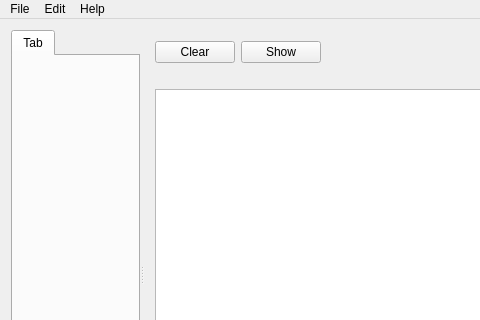
Above: src/softprojector.ui from SoftProjector/src before the change; both pictures show x 0 to 480 and y 0 to 320 of the 900 by 550 pixel window. Below: the same form after it.
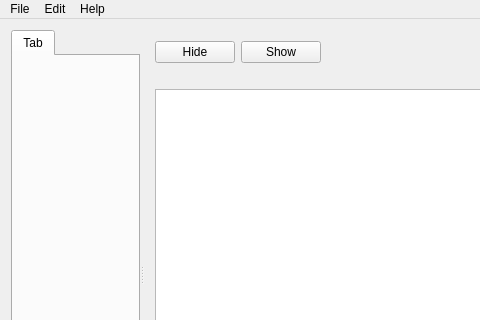
That is the form after the change.

Commit message: Renamed the "Clear" button to "Hide".

The edit to the form file:
```diff
--- a/src/softprojector.ui
+++ b/src/softprojector.ui
@@ -60,7 +60,7 @@
            <string>Stop displaying text to the screen</string>
           </property>
           <property name="text">
-           <string>Clear</string>
+           <string>Hide</string>
           </property>
           <property name="shortcut">
            <string>Esc</string>
```
Left out of the diff: 6 changed lines with no effect on the pictures.
